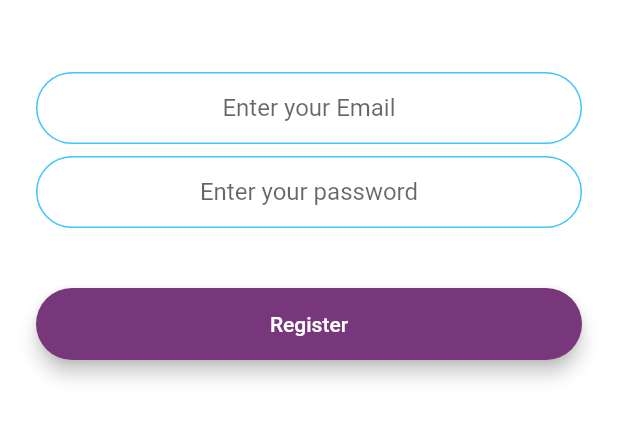
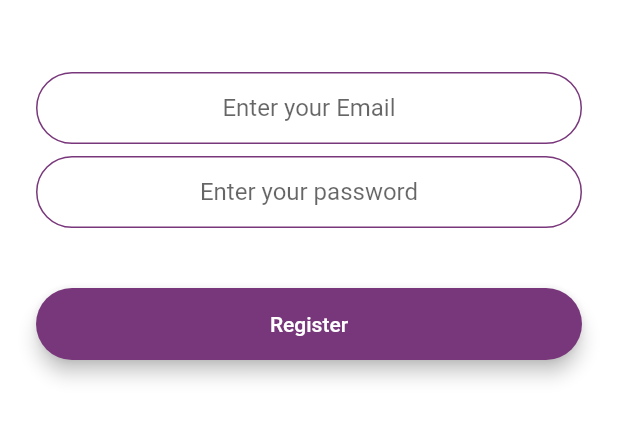
Before and after one commit to Aprian-rie/Rie_Chat, a Flutter app: the RegistrationScreen screen opened by its route, on a phone screen of 412 x 824 dp, the part 576-1018 px from its top. Run offline on Flutter 3.47's test engine with Material 2 defaults, Android fonts, the phone set to English and light mode, and no system bars; drawn by our look-alikes of modal_progress_hud_nsn; our stand-ins replace cloud_firestore, firebase_auth, firebase_core; accounts and stored records are empty.

```diff
--- a/rie_chat/lib/constants.dart
+++ b/rie_chat/lib/constants.dart
@@ -14,7 +14,8 @@ const kMessageTextFieldDecoration = InputDecoration(
 
 const kMessageContainerDecoration = BoxDecoration(
   border: Border(
-    top: BorderSide(color: Colors.lightBlueAccent, width: 2.0),
+    top: BorderSide(color: Color(0xFF79377B)),
+    // .lightBlueAccent, width: 2.0
   ),
 );
 
@@ -28,12 +29,14 @@ const   kTextFieldDecoration = InputDecoration(
   ),
   enabledBorder: OutlineInputBorder(
     borderSide:
-        BorderSide(color: Colors.lightBlueAccent, width: 1.0),
+        BorderSide(color:Color(0xFF79377B)),
+        //  Colors.lightBlueAccent, width: 1.0
     borderRadius: BorderRadius.all(Radius.circular(32.0)),
   ),
   focusedBorder: OutlineInputBorder(
     borderSide:
-        BorderSide(color: Colors.lightBlueAccent, width: 2.0),
+        BorderSide(color: Color(0xFF79377B), width: 2.0),
+        // Colors.lightBlueAccent
     borderRadius: BorderRadius.all(Radius.circular(32.0)),
   ),
 );
--- a/rie_chat/lib/screens/registration_screen.dart
+++ b/rie_chat/lib/screens/registration_screen.dart
@@ -29,11 +29,13 @@ class _RegistrationScreenState extends State<RegistrationScreen> {
             mainAxisAlignment: MainAxisAlignment.center,
             crossAxisAlignment: CrossAxisAlignment.stretch,
             children: <Widget>[
-              Hero(
-                tag: 'logo',
-                child: Container(
-                  height: 200.0,
-                  child: Image.asset('images/rie_logo.png'),
+              Flexible(
+                child: Hero(
+                  tag: 'logo',
+                  child: Container(
+                    height: 200.0,
+                    child: Image.asset('images/rie_logo.png'),
+                  ),
                 ),
               ),
               SizedBox(
@@ -72,6 +74,7 @@ class _RegistrationScreenState extends State<RegistrationScreen> {
                           await _auth.createUserWithEmailAndPassword(
                               email: email, password: password);
                       if (newUser != null) {
+
                         Navigator.pushNamed(context, ChatScreen.id);
                       }
 
```
Also changed, not shown: rie_chat/lib/screens/chat_screen.dart (+47 -19 lines), rie_chat/lib/screens/login_screen.dart (+7 -5 lines).
